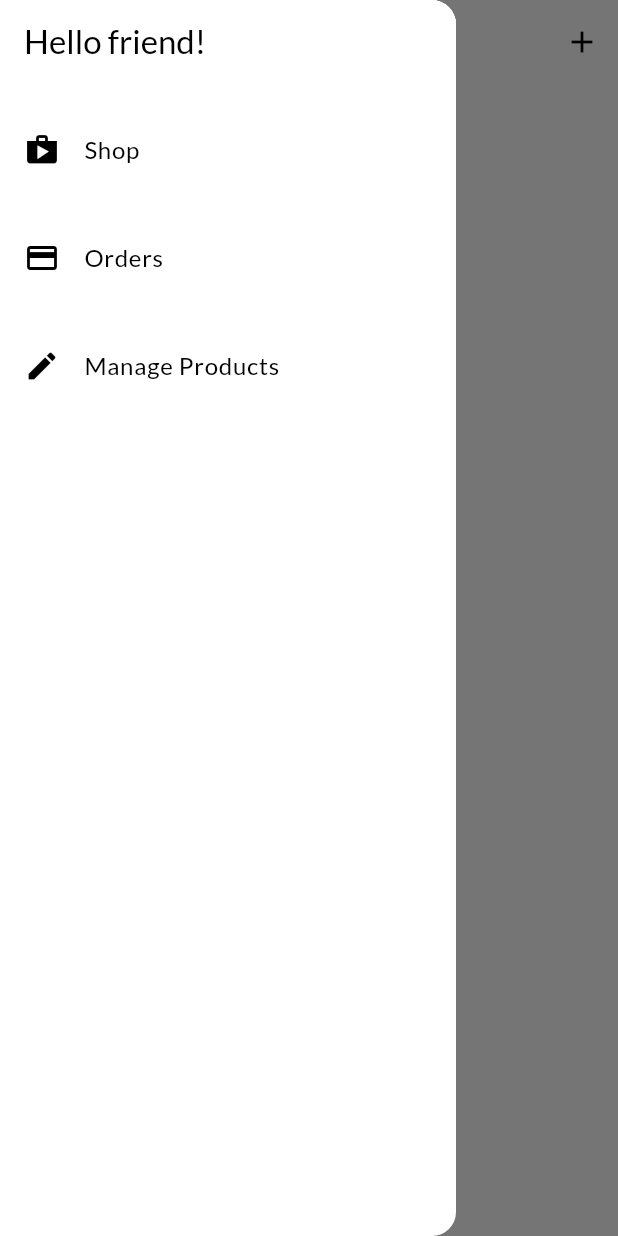
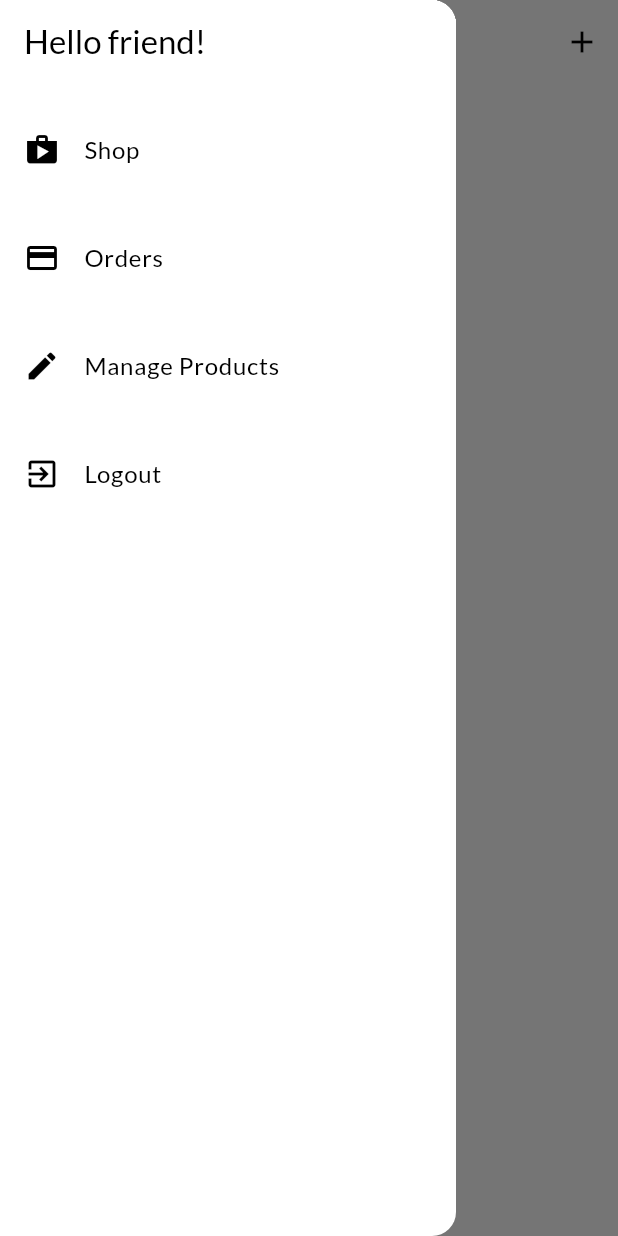
Before and after one commit to pliniogim/flutter_shop, a Flutter app: the UserProductsScreen screen opened by its route, with the side drawer open, on a phone screen of 412 x 824 dp. Run offline on Flutter 3.47's test engine with Material 2 defaults, Android fonts, the phone set to English and light mode, and no system bars; our stand-ins replace shared_preferences; accounts and stored records are empty; network calls fail.

Commit message:
Merge remote-tracking branch 'origin/master'

```diff
--- /dev/null
+++ b/lib/constants.dart
@@ -0,0 +1 @@
+const params_k = {'key': 'AIzaSyDqxgQgYbdKZ-B6sXXzEU7Hnbx_gvzUrjY'};
--- a/lib/providers/orders.dart
+++ b/lib/providers/orders.dart
@@ -22,8 +22,9 @@ class OrderItem {
 class Orders with ChangeNotifier {
   List<OrderItem> _orders = [];
   final String? authToken;
+  final String? userId;
 
-  Orders(this.authToken, this._orders);
+  Orders(this.authToken, this.userId, this._orders);
 
   List<OrderItem> get orders {
     return [..._orders];
@@ -33,7 +34,7 @@ class Orders with ChangeNotifier {
     final params = {'auth': authToken};
     var dateOrder = DateTime.now();
     var url = Uri.https(
-        'flutter-shop-82a9a-default-rtdb.firebaseio.com', '/orders.json', params);
+        'flutter-shop-82a9a-default-rtdb.firebaseio.com', '/orders/$userId.json', params);
     try {
       final response = await http.post(url,
           body: json.encode({
@@ -66,7 +67,7 @@ class Orders with ChangeNotifier {
   Future<void> fetchAndSetOrders() async {
     final params = {'auth': authToken};
     var url = Uri.https(
-        'flutter-shop-82a9a-default-rtdb.firebaseio.com', '/orders.json', params);
+        'flutter-shop-82a9a-default-rtdb.firebaseio.com', '/orders/$userId.json', params);
     final response = await http.get(url);
     final List<OrderItem> loadedOrders = [];
     final extractedData = json.decode(response.body) as Map<String, dynamic>?;
--- a/lib/providers/product.dart
+++ b/lib/providers/product.dart
@@ -31,7 +31,7 @@ class Product with ChangeNotifier {
     notifyListeners();
 
     var url = Uri.https('flutter-shop-82a9a-default-rtdb.firebaseio.com',
-        '/products/userFavorites/$userId/$id.json', params);
+        '/userFavorites/$userId/$id.json', params);
 
     try {
       final response = await http.put(url,
--- a/lib/screens/user_products_screen.dart
+++ b/lib/screens/user_products_screen.dart
@@ -10,14 +10,15 @@ class UserProductsScreen extends StatelessWidget {
   static const routeName = 'user-products';
 
   Future<void> _refreshProducts(BuildContext context) async {
-    await Provider.of<Products>(context, listen: false).fetchAndSetProducts();
+    await Provider.of<Products>(context, listen: false).fetchAndSetProducts(
+        true);
   }
 
   const UserProductsScreen({Key? key}) : super(key: key);
 
   @override
   Widget build(BuildContext context) {
-    final productsData = Provider.of<Products>(context);
+    //final productsData = Provider.of<Products>(context);
     return Scaffold(
       appBar: AppBar(
         title: const Text('Your Products'),
@@ -32,13 +33,20 @@ class UserProductsScreen extends StatelessWidget {
         ],
       ),
       drawer: const AppDrawer(),
-      body: RefreshIndicator(
+      body: FutureBuilder(
+        future: _refreshProducts(context),
+        builder: (ctx, snapshot) =>
+        snapshot.connectionState == ConnectionState.waiting ? const Center(
+            child:  CircularProgressIndicator(),
+            ) : RefreshIndicator(
           onRefresh: () => _refreshProducts(context),
-        child: Padding(
+          child: Consumer<Products>(
+            builder: (ctx, productsData, _) => Padding(
               padding: const EdgeInsets.all(8.0),
               child: ListView.builder(
                 itemCount: productsData.items.length,
-            itemBuilder: (_, i) => Column(
+                itemBuilder: (_, i) =>
+                    Column(
                       children: [
                         UserProductItem(
                           id: productsData.items[i].id,
@@ -51,6 +59,8 @@ class UserProductsScreen extends StatelessWidget {
               ),
             ),
           ),
+        ),
+      ),
     );
   }
 }
--- a/lib/widgets/app_drawer.dart
+++ b/lib/widgets/app_drawer.dart
@@ -1,14 +1,15 @@
 import 'package:flutter/material.dart';
+import 'package:provider/provider.dart';
 
 import '../screens/orders_screen.dart';
 import '../screens/user_products_screen.dart';
+import '../providers/auth.dart';
 
 class AppDrawer extends StatelessWidget {
   const AppDrawer({Key? key}) : super(key: key);
 
   @override
   Widget build(BuildContext context) {
-
     return Drawer(
       child: Column(
         children: [
@@ -29,7 +30,8 @@ class AppDrawer extends StatelessWidget {
             leading: const Icon(Icons.payment),
             title: const Text('Orders'),
             onTap: () {
-              Navigator.of(context).pushReplacementNamed(OrdersScreen.routeName);
+              Navigator.of(context)
+                  .pushReplacementNamed(OrdersScreen.routeName);
             },
           ),
           const Divider(),
@@ -37,7 +39,18 @@ class AppDrawer extends StatelessWidget {
             leading: const Icon(Icons.edit),
             title: const Text('Manage Products'),
             onTap: () {
-              Navigator.of(context).pushReplacementNamed(UserProductsScreen.routeName);
+              Navigator.of(context)
+                  .pushReplacementNamed(UserProductsScreen.routeName);
+            },
+          ),
+          const Divider(),
+          ListTile(
+            leading: const Icon(Icons.exit_to_app),
+            title: const Text('Logout'),
+            onTap: () {
+              Navigator.pop(context);
+              Navigator.of(context).pushReplacementNamed('/');
+              Provider.of<Auth>(context, listen: false).logout();
             },
           ),
           const Divider(),
--- a/pubspec.yaml
+++ b/pubspec.yaml
@@ -37,6 +37,7 @@ dependencies:
   provider: ^6.0.3
   intl: ^0.18.0
   http: ^0.13.5
+  shared_preferences: ^2.0.17
 
 dev_dependencies:
   flutter_test:
```
Also changed, not shown: lib/main.dart (+16 -6 lines), lib/providers/auth.dart (+70 -9 lines), lib/providers/products.dart (+34 -18 lines), lib/screens/splash_screen.dart (added, +12 -0 lines), pubspec.lock, 1 other file. Lines whose indentation alone changed are shown as unchanged.
